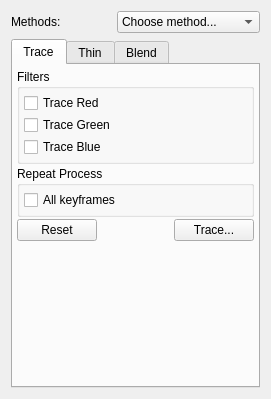
The window that app/ui/bitmapcoloringwidget.ui (pencil2d/pencil) describes before a commit, drawn with Qt 5.
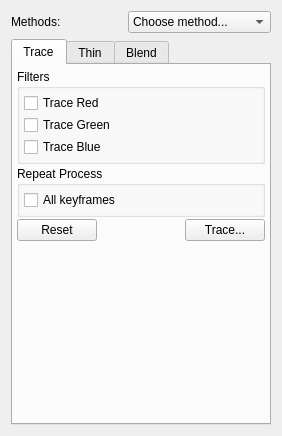
The same window after the commit. Icons and pictures are not drawn.

Commit message: Renaming to Manga Coloring

Diff of the .ui file:
```diff
--- a/app/ui/bitmapcoloringwidget.ui
+++ b/app/ui/bitmapcoloringwidget.ui
@@ -6,8 +6,8 @@
    <rect>
     <x>0</x>
     <y>0</y>
-    <width>271</width>
-    <height>399</height>
+    <width>282</width>
+    <height>436</height>
    </rect>
   </property>
   <property name="windowTitle">
```
Left out of the diff: 2 changed lines with no effect on the pictures. The commit also changes 1 other file.
